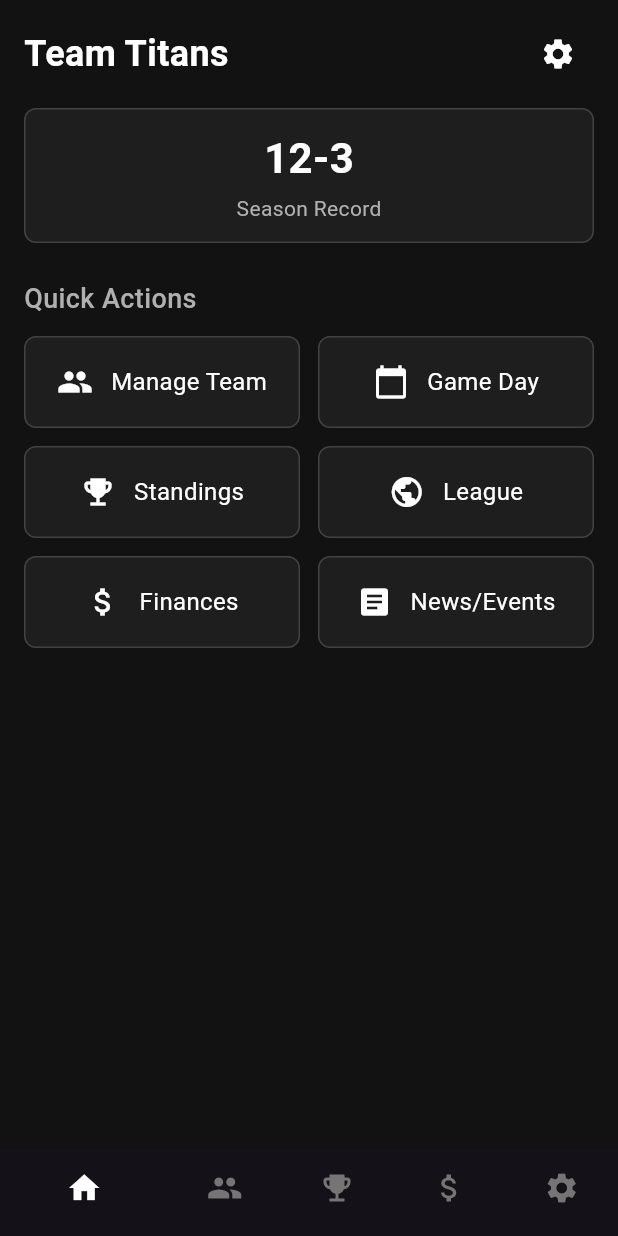
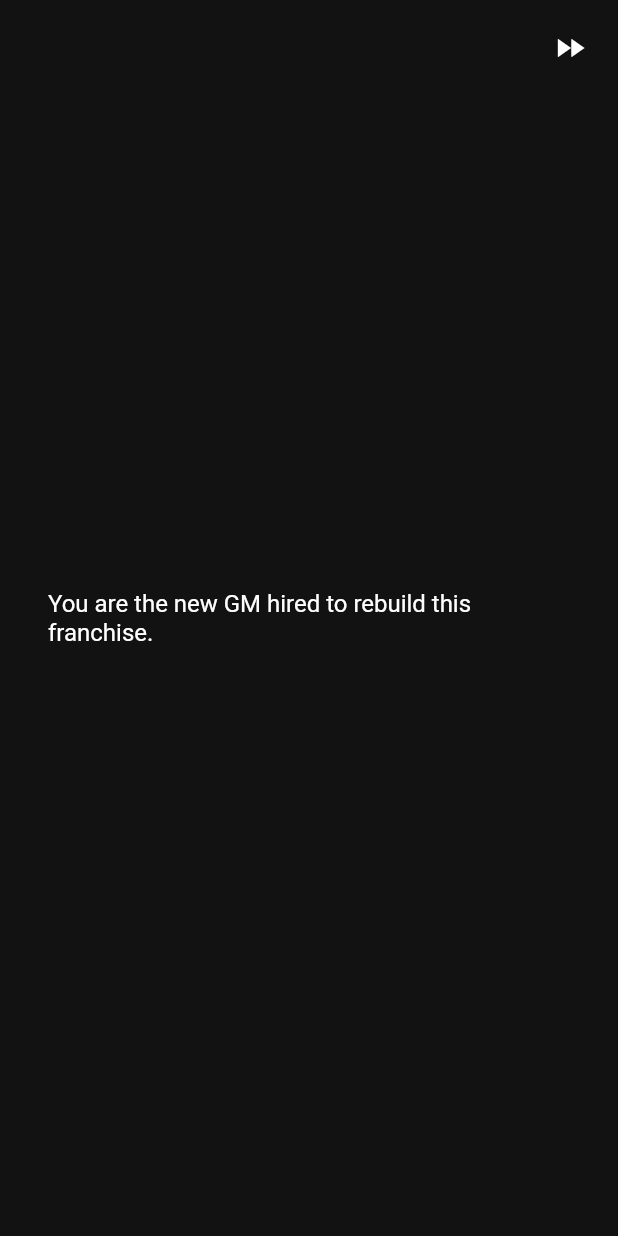
Before and after one commit to mirocle11/basketball_manager, a Flutter app: the screen it shows after launch, on a phone screen of 412 x 824 dp. Run offline on Flutter 3.47's test engine with Material 3 defaults, Android fonts, the light colour scheme and no system bars; our stand-ins replace animated_text_kit, equatable, flutter_animate, flutter_bloc, get_it, go_router and 2 more; accounts and stored records are empty.

Commit message:
feat(ui): add animated Splash & IntroStory flow leading to TeamCreator(todo)

```diff
--- /dev/null
+++ b/lib/features/intro/intro_story_screen.dart
@@ -0,0 +1,125 @@
+import 'package:animated_text_kit/animated_text_kit.dart';
+import 'package:flutter/material.dart';
+import 'package:go_router/go_router.dart';
+
+import 'package:basketball_manager/routes/routes.dart';
+import 'package:basketball_manager/core/app_constants.dart';
+
+class IntroStoryScreen extends StatefulWidget {
+  const IntroStoryScreen({super.key});
+
+  @override
+  State<IntroStoryScreen> createState() => _IntroStoryScreenState();
+}
+
+class _IntroStoryScreenState extends State<IntroStoryScreen> {
+  final PageController _pageController = PageController();
+  int _page = 0;
+
+  final List<String> _paragraphs = const [
+    'You are the new GM hired to rebuild this franchise.',
+    'Board ultimatum: reach playoffs in 3 years.',
+    'Draft wisely. Manage egos. Win games.'
+  ];
+
+  @override
+  Widget build(BuildContext context) {
+    final isLast = _page == _paragraphs.length - 1;
+    return Scaffold(
+      backgroundColor: AppColors.scaffoldBackground,
+      body: SafeArea(
+        child: Stack(
+          children: [
+            PageView.builder(
+              controller: _pageController,
+              itemCount: _paragraphs.length,
+              onPageChanged: (i) => setState(() => _page = i),
+              itemBuilder: (context, index) => Center(
+                child: Padding(
+                  padding: const EdgeInsets.all(32),
+                  child: DefaultTextStyle(
+                    style: AppTextStyles.body,
+                    child: TyperAnimatedTextKit(
+                      text: [_paragraphs[index]],
+                      speed: const Duration(milliseconds: 40),
+                      isRepeatingAnimation: false,
+                      displayFullTextOnTap: true,
+                      stopPauseOnTap: true,
+                    ),
+                  ),
+                ),
+              ),
+            ),
+            Positioned(
+              top: 8,
+              right: 8,
+              child: IconButton(
+                icon: const Icon(Icons.fast_forward,
+                    color: AppColors.primaryText),
+                onPressed: () {
+                  _pageController.animateToPage(
+                    _paragraphs.length - 1,
+                    duration: const Duration(milliseconds: 300),
+                    curve: Curves.easeInOut,
+                  );
+                },
+              ),
+            ),
+            if (isLast)
+              Positioned(
+                bottom: 32,
+                left: 0,
+                right: 0,
+                child: _PulsingButton(
+                  label: 'Continue',
+                  onTap: () => context.go(Routes.teamCreator),
+                ),
+              ),
+          ],
+        ),
+      ),
+    );
+  }
+}
+
+class _PulsingButton extends StatefulWidget {
+  final String label;
+  final VoidCallback onTap;
+  const _PulsingButton({required this.label, required this.onTap});
+
+  @override
+  State<_PulsingButton> createState() => _PulsingButtonState();
+}
+
+class _PulsingButtonState extends State<_PulsingButton>
+    with SingleTickerProviderStateMixin {
+  late AnimationController _controller;
+
+  @override
+  void initState() {
+    super.initState();
+    _controller = AnimationController(
+      vsync: this,
+      duration: const Duration(milliseconds: 800),
+    )..repeat(reverse: true);
+  }
+
+  @override
+  void dispose() {
+    _controller.dispose();
+    super.dispose();
+  }
+
+  @override
+  Widget build(BuildContext context) {
+    return ScaleTransition(
+      scale: Tween(begin: 1.0, end: 1.1).animate(
+        CurvedAnimation(parent: _controller, curve: Curves.easeInOut),
+      ),
+      child: FilledButton(
+        onPressed: widget.onTap,
+        child: Text(widget.label),
+      ),
+    );
+  }
+}
--- a/lib/main.dart
+++ b/lib/main.dart
@@ -3,21 +3,19 @@ import 'package:flutter/material.dart';
 import 'package:go_router/go_router.dart';
 import 'package:basketball_manager/core/app_theme.dart';
 import 'package:basketball_manager/locator.dart';
-import 'data/local/hive_database.dart';
-import 'data/local/hive_league_datasource.dart';
+import 'features/intro/intro_story_screen.dart';
+import 'features/splash/splash_screen.dart';
 
 import 'package:basketball_manager/routes/routes.dart';
-import 'features/home/view/splash_screen.dart';
 import 'features/home/view/home_screen.dart';
 import 'features/team_management/view/team_screen.dart';
 import 'features/standings/view/standings_screen.dart';
 import 'features/game_day/view/game_screen.dart';
+import 'features/team_creator/team_creator_screen.dart';
 
 Future<void> main() async {
   WidgetsFlutterBinding.ensureInitialized();
-  await HiveDatabase.init();
   setupLocator();
-  await locator<HiveLeagueDataSource>().init();
   runApp(const BasketballManagerApp());
 }
 
@@ -35,6 +33,20 @@ class BasketballManagerApp extends StatelessWidget {
           name: 'splash',
           path: Routes.splash,
           builder: (context, state) => const SplashScreen(),
+        ),
+
+        /// ── Intro Story
+        GoRoute(
+          name: 'intro',
+          path: Routes.intro,
+          builder: (context, state) => const IntroStoryScreen(),
+        ),
+
+        /// ── Team Creator (stub)
+        GoRoute(
+          name: 'team_creator',
+          path: Routes.teamCreator,
+          builder: (context, state) => const TeamCreatorScreen(),
         ),
 
         /// ── Home
--- a/lib/routes/routes.dart
+++ b/lib/routes/routes.dart
@@ -1,5 +1,6 @@
 class Routes {
   static const String splash = '/';
+  static const String intro = '/intro';
   static const String home = '/home';
   static const String team = '/team';
   static const String standings = '/standings';
@@ -8,4 +9,5 @@ class Routes {
   static const String finances = '/finances';
   static const String news = '/news';
   static const String settings = '/settings';
+  static const String teamCreator = '/team-creator';
 }
--- a/pubspec.yaml
+++ b/pubspec.yaml
@@ -36,6 +36,7 @@ dependencies:
   equatable: ^2.0.5
   bloc: ^8.1.2
   flutter_animate: ^4.5.2
+  animated_text_kit: ^4.2.2
   get_it: ^7.6.4
   json_annotation: ^4.9.0
   hive: ^2.2.3
```
Also changed, not shown: lib/data/remote/remote_league_api_service.dart (+8 -2 lines), lib/features/splash/splash_screen.dart (renamed from lib/features/home/view/splash_screen.dart, +30 -16 lines), lib/features/team_creator/team_creator_screen.dart (added, +16 -0 lines), pubspec.lock, 1 other file.
